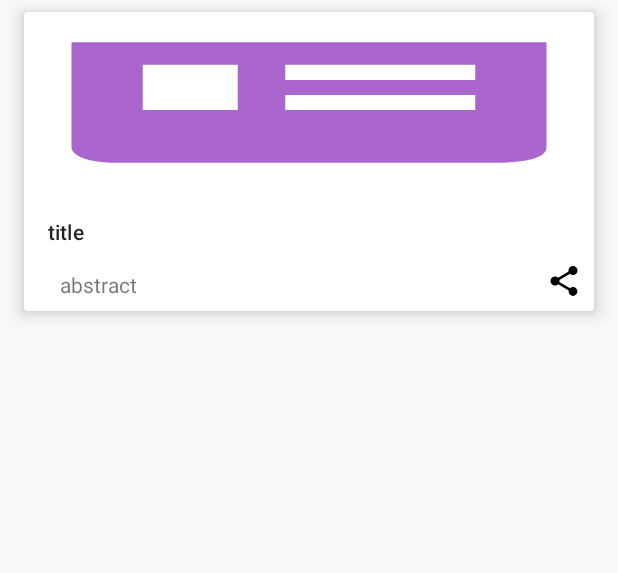
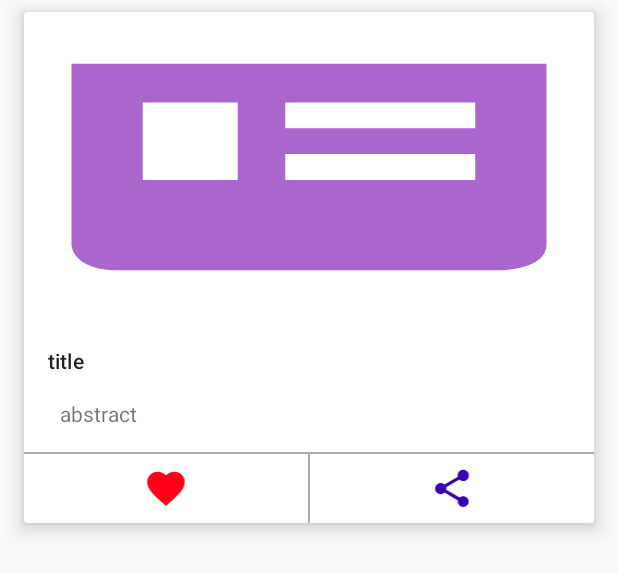
Before and after one commit to Doneittrue/NewsApp-NYT-, an Android app: the layout story_list_item.xml on its own in the app's theme, with its tools: preview values and no code run, on a phone screen of 412 x 824 dp. Shown: the top 573 px of the screen. Run offline under Robolectric (Android 15) with nearby library versions, the phone set to English and light mode, and no system bars.

Commit message:
implemented add to favourite

```diff
--- a/app/src/main/java/com/andrew/newsapp/domain/UseCases.kt
+++ b/app/src/main/java/com/andrew/newsapp/domain/UseCases.kt
@@ -17,7 +17,7 @@ class RefreshTopStoriesUseCase(private val repository: TopStoriesRepository = to
         type: String,
         state: MutableLiveData<TopStoriesState>
     ) = repository
-        .takeIf { isConnected }
+        .takeIf { onNotConnected(isConnected,state) }
         ?.takeUnless { state.value ?: state.postValue(Idle) is Loading }
         ?.also { state.postValue(Loading) }
         ?.run { refreshNews(type) }
--- a/app/src/main/java/com/andrew/newsapp/domain/newsDatabase/NewsDb.kt
+++ b/app/src/main/java/com/andrew/newsapp/domain/newsDatabase/NewsDb.kt
@@ -3,11 +3,9 @@ package com.andrew.newsapp.domain.newsDatabase
 import androidx.room.Database
 import androidx.room.Room
 import androidx.room.RoomDatabase
-import androidx.room.TypeConverters
 import com.andrew.newsapp.domain.AppContext
 import com.andrew.newsapp.entities.DbMultimedia
 import com.andrew.newsapp.entities.DbNewsPiece
-import com.andrew.newsapp.entities.Multimedia
 
 private const val DB_NAME = "news database"
 
--- a/app/src/main/java/com/andrew/newsapp/presentation/Engine.kt
+++ b/app/src/main/java/com/andrew/newsapp/presentation/Engine.kt
@@ -8,6 +8,7 @@ import androidx.databinding.BindingAdapter
 import com.andrew.newsapp.R
 import com.bumptech.glide.Glide
 
+@Suppress("DEPRECATION")
 fun Activity.checkConnectivity(): Boolean =
     (getSystemService(Context.CONNECTIVITY_SERVICE) as ConnectivityManager)
         .run { activeNetworkInfo != null && activeNetworkInfo.isConnected }
--- a/app/src/main/java/com/andrew/newsapp/presentation/features/news/NewsFragment.kt
+++ b/app/src/main/java/com/andrew/newsapp/presentation/features/news/NewsFragment.kt
@@ -25,7 +25,7 @@ class NewsFragment : Fragment() {
 
     private val callbacks by lazy { TopStoriesCallbacks { viewModel.callAgain(requireActivity().checkConnectivity()) } }
 
-    private val topStoriesAdapter by lazy { TopStoriesAdapter() }
+    private val topStoriesAdapter by lazy { TopStoriesAdapter{viewModel.updateStory(it)} }
 
     private val retryButton by lazy {
         top_stories_error_sheet.findViewById<Button>(R.id.retry_Button)
--- a/app/src/main/java/com/andrew/newsapp/presentation/features/news/NewsViewModel.kt
+++ b/app/src/main/java/com/andrew/newsapp/presentation/features/news/NewsViewModel.kt
@@ -8,6 +8,7 @@ import androidx.paging.PagedList
 import com.andrew.newsapp.domain.*
 import com.andrew.newsapp.entities.DbNewsPiece
 import com.andrew.newsapp.domain.Error
+import com.andrew.newsapp.domain.newsDatabase.dbInstance
 import kotlinx.coroutines.*
 
 class NewsViewModel(
@@ -51,6 +52,11 @@ class NewsViewModel(
         if (notEmpty && !isConnected) _state.value = Error("No internet connection")
     }
 
+    fun updateStory(story:DbNewsPiece)= CoroutineScope(job+Dispatchers.IO).launch {
+        story.isFavourite= !story.isFavourite
+        dbInstance.topStoriesDao.updateItem(story)
+    }
+
     override fun onCleared() {
         super.onCleared()
         job.cancel()
--- a/app/src/main/java/com/andrew/newsapp/presentation/features/news/TopStoriesAdapter.kt
+++ b/app/src/main/java/com/andrew/newsapp/presentation/features/news/TopStoriesAdapter.kt
@@ -24,7 +24,7 @@ private val diffUtilCallbacks by lazy {
 }
 
 class TopStoriesViewHolder(
-    private val binding: StoryListItemBinding
+    val binding: StoryListItemBinding
 ) : RecyclerView.ViewHolder(binding.root) {
 
     fun bind(story: DbNewsPiece) {
@@ -32,18 +32,17 @@ class TopStoriesViewHolder(
     }
 
 }
-
 @BindingAdapter("handleFavourite")
 fun ImageView.handleFavourite(isFavourite: Boolean) =
     setImageResource(if (isFavourite) R.drawable.favorite else R.drawable.not_favorite)
 
-
-class TopStoriesAdapter : PagedListAdapter<DbNewsPiece, TopStoriesViewHolder>(diffUtilCallbacks) {
+class TopStoriesAdapter(
+    private val onFavouriteClick: (DbNewsPiece) -> Unit
+) : PagedListAdapter<DbNewsPiece, TopStoriesViewHolder>(diffUtilCallbacks) {
 
     override fun onCreateViewHolder(
         parent: ViewGroup, viewType: Int
-    ) = DataBindingUtil
-        .inflate<StoryListItemBinding>(
+    ) = DataBindingUtil.inflate<StoryListItemBinding>(
             LayoutInflater.from(parent.context),
             R.layout.story_list_item,
             parent,
@@ -52,5 +51,8 @@ class TopStoriesAdapter : PagedListAdapter<DbNewsPiece, TopStoriesViewHolder>(di
         .let { TopStoriesViewHolder(it) }
 
     override fun onBindViewHolder(holder: TopStoriesViewHolder, position: Int) = getItem(position)
+        ?.also { item ->
+            holder.binding.favouriteImageView.setOnClickListener { onFavouriteClick(item) }
+        }
         ?.let { holder.bind(it) } ?: Unit
 }
--- a/app/src/main/res/drawable/favorite.xml
+++ b/app/src/main/res/drawable/favorite.xml
@@ -1,5 +1,5 @@
-<vector android:height="24dp" android:tint="#FF0016"
+<vector android:height="30dp" android:tint="#FF0016"
     android:viewportHeight="24.0" android:viewportWidth="24.0"
-    android:width="24dp" xmlns:android="http://schemas.android.com/apk/res/android">
+    android:width="30dp" xmlns:android="http://schemas.android.com/apk/res/android">
     <path android:fillColor="#FF000000" android:pathData="M12,21.35l-1.45,-1.32C5.4,15.36 2,12.28 2,8.5 2,5.42 4.42,3 7.5,3c1.74,0 3.41,0.81 4.5,2.09C13.09,3.81 14.76,3 16.5,3 19.58,3 22,5.42 22,8.5c0,3.78 -3.4,6.86 -8.55,11.54L12,21.35z"/>
 </vector>
--- a/app/src/main/res/drawable/ic_share_black_24dp.xml
+++ b/app/src/main/res/drawable/ic_share_black_24dp.xml
@@ -1,9 +1,9 @@
 <vector xmlns:android="http://schemas.android.com/apk/res/android"
-        android:width="24dp"
-        android:height="24dp"
+        android:width="30dp"
+        android:height="30dp"
         android:viewportWidth="24.0"
         android:viewportHeight="24.0">
     <path
-        android:fillColor="#FF000000"
+        android:fillColor="@color/colorPrimaryDark"
         android:pathData="M18,16.08c-0.76,0 -1.44,0.3 -1.96,0.77L8.91,12.7c0.05,-0.23 0.09,-0.46 0.09,-0.7s-0.04,-0.47 -0.09,-0.7l7.05,-4.11c0.54,0.5 1.25,0.81 2.04,0.81 1.66,0 3,-1.34 3,-3s-1.34,-3 -3,-3 -3,1.34 -3,3c0,0.24 0.04,0.47 0.09,0.7L8.04,9.81C7.5,9.31 6.79,9 6,9c-1.66,0 -3,1.34 -3,3s1.34,3 3,3c0.79,0 1.5,-0.31 2.04,-0.81l7.12,4.16c-0.05,0.21 -0.08,0.43 -0.08,0.65 0,1.61 1.31,2.92 2.92,2.92 1.61,0 2.92,-1.31 2.92,-2.92s-1.31,-2.92 -2.92,-2.92z"/>
 </vector>
--- a/app/src/main/res/drawable/not_favorite.xml
+++ b/app/src/main/res/drawable/not_favorite.xml
@@ -1,5 +1,5 @@
-<vector android:height="24dp" android:tint="@android:color/darker_gray"
+<vector android:height="30dp" android:tint="@android:color/darker_gray"
     android:viewportHeight="24.0" android:viewportWidth="24.0"
-    android:width="24dp" xmlns:android="http://schemas.android.com/apk/res/android">
+    android:width="30dp" xmlns:android="http://schemas.android.com/apk/res/android">
     <path android:fillColor="#FF000000" android:pathData="M12,21.35l-1.45,-1.32C5.4,15.36 2,12.28 2,8.5 2,5.42 4.42,3 7.5,3c1.74,0 3.41,0.81 4.5,2.09C13.09,3.81 14.76,3 16.5,3 19.58,3 22,5.42 22,8.5c0,3.78 -3.4,6.86 -8.55,11.54L12,21.35z"/>
 </vector>
--- a/app/src/main/res/layout/story_list_item.xml
+++ b/app/src/main/res/layout/story_list_item.xml
@@ -36,23 +36,12 @@
                 app:layout_constraintTop_toTopOf="parent"
                 app:srcCompat="@drawable/place_holder" />
 
-            <ImageView
-                android:id="@+id/favourite_imageView"
-                android:layout_width="wrap_content"
-                android:layout_height="wrap_content"
-                android:layout_marginTop="16dp"
-                android:layout_marginEnd="16dp"
-                android:contentDescription="@string/add_to_favourites"
-                app:handleFavourite="@{story.favourite}"
-                app:layout_constraintEnd_toEndOf="parent"
-                app:layout_constraintTop_toTopOf="parent" />
-
             <androidx.constraintlayout.widget.Guideline
                 android:id="@+id/guideline"
                 android:layout_width="wrap_content"
                 android:layout_height="wrap_content"
                 android:orientation="horizontal"
-                app:layout_constraintGuide_begin="121dp" />
+                app:layout_constraintGuide_begin="207dp" />
 
             <TextView
                 android:id="@+id/story_title_textView"
@@ -75,24 +64,50 @@
                 android:layout_marginStart="8dp"
                 android:layout_marginTop="16dp"
                 android:layout_marginEnd="8dp"
-                android:layout_marginBottom="8dp"
                 android:text="@{story.section}"
-                app:layout_constraintBottom_toBottomOf="parent"
                 app:layout_constraintEnd_toEndOf="@+id/story_title_textView"
                 app:layout_constraintStart_toStartOf="@+id/story_title_textView"
                 app:layout_constraintTop_toBottomOf="@+id/story_title_textView"
                 tools:text="abstract" />
 
-            <ImageView
-                android:id="@+id/imageView"
-                android:layout_width="wrap_content"
+            <LinearLayout
+                android:layout_width="0dp"
                 android:layout_height="wrap_content"
-                android:layout_marginEnd="8dp"
-                android:layout_marginBottom="8dp"
-                android:contentDescription="@string/share"
+                android:layout_marginTop="16dp"
+                android:background="@android:color/darker_gray"
+                android:orientation="horizontal"
                 app:layout_constraintBottom_toBottomOf="parent"
                 app:layout_constraintEnd_toEndOf="parent"
-                app:srcCompat="@drawable/ic_share_black_24dp" />
+                app:layout_constraintStart_toStartOf="parent"
+                app:layout_constraintTop_toBottomOf="@+id/abstract_textView">
+
+                <ImageView
+                    android:id="@+id/favourite_imageView"
+                    android:layout_width="wrap_content"
+                    android:layout_height="wrap_content"
+                    android:layout_marginTop="1dp"
+                    android:layout_marginEnd="0.5dp"
+                    android:layout_weight="1"
+                    android:background="@android:color/white"
+                    android:contentDescription="@string/add_to_favourites"
+                    android:paddingTop="8dp"
+                    android:paddingBottom="8dp"
+                    app:handleFavourite="@{story.favourite}"
+                    app:srcCompat="@drawable/favorite" />
+
+                <ImageView
+                    android:id="@+id/imageView"
+                    android:layout_width="wrap_content"
+                    android:layout_height="match_parent"
+                    android:layout_marginStart="0.5dp"
+                    android:layout_marginTop="1dp"
+                    android:layout_weight="1"
+                    android:background="@android:color/white"
+                    android:contentDescription="@string/share"
+                    android:paddingTop="8dp"
+                    android:paddingBottom="8dp"
+                    app:srcCompat="@drawable/ic_share_black_24dp" />
+            </LinearLayout>
 
         </androidx.constraintlayout.widget.ConstraintLayout>
     </androidx.cardview.widget.CardView>
```
